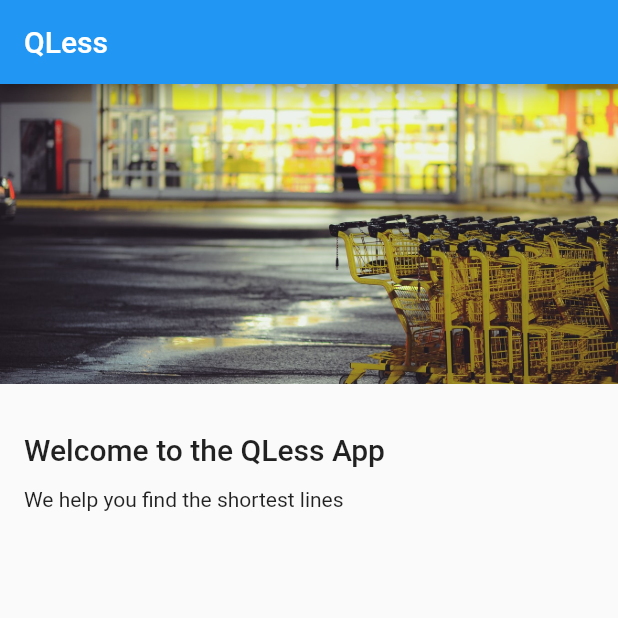
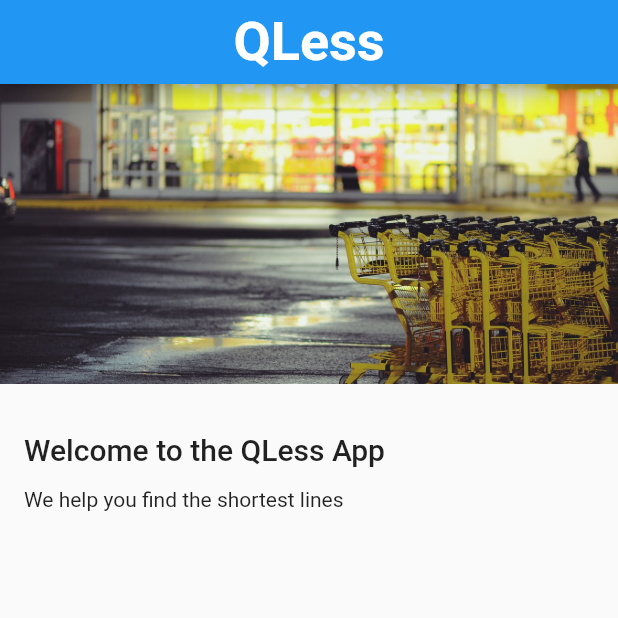
Before and after one commit to RohanBasavaraju/queue-less, a Flutter app: the screen it shows after launch, on a phone screen of 412 x 824 dp, the top half of it. Run offline on Flutter 3.47's test engine with Material 2 defaults, Android fonts, the phone set to English and light mode, and no system bars.

Commit message:
Updated Look of Title

```diff
--- a/q_less/lib/SplashScreen.dart
+++ b/q_less/lib/SplashScreen.dart
@@ -8,7 +8,10 @@ class SplashScreen extends StatelessWidget{
   Widget build(BuildContext context) {
     return Scaffold(
         appBar: AppBar(
-          title: Text('QLess'),
+          title: Text("QLess",
+            style: TextStyle(fontSize: 36.0, color: Colors.white,
+                fontWeight: FontWeight.bold),),
+          centerTitle: true,
         ),
         body: Column(
           mainAxisAlignment: MainAxisAlignment.start,
```
